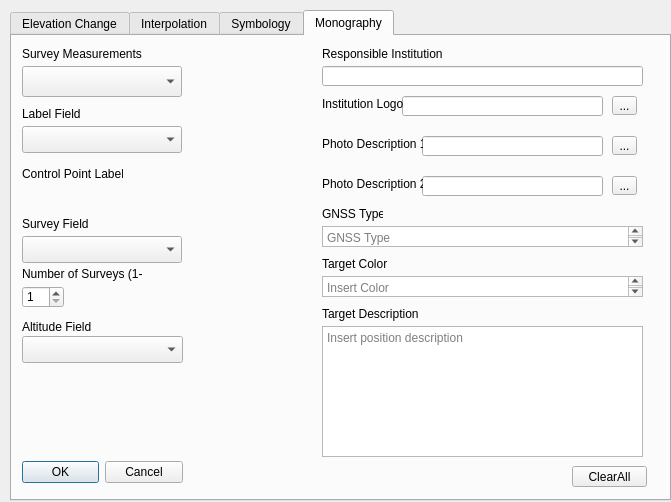
The window that raster_vol_test/raster_vol_test_dialog_base.ui (sfajardot/qgis-thesis) describes before a commit, drawn with Qt 5.
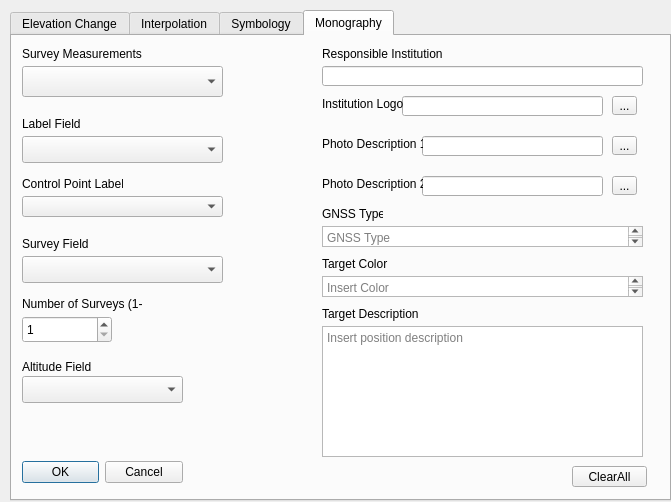
The same window after the commit. The open tabs and pages were chosen to show the change. Custom widgets are drawn as their Qt base class.

Commit message: Adjusted monography to get geometries. Added reprojecting to bounding box. Added calculate as volume to elevation  change

The edit to the form file:
```diff
--- a/raster_vol_test/raster_vol_test_dialog_base.ui
+++ b/raster_vol_test/raster_vol_test_dialog_base.ui
@@ -823,7 +823,7 @@
       <rect>
        <x>10</x>
        <y>30</y>
-       <width>160</width>
+       <width>201</width>
        <height>31</height>
       </rect>
      </property>
@@ -874,7 +874,7 @@
      <property name="geometry">
       <rect>
        <x>10</x>
-       <y>130</y>
+       <y>140</y>
        <width>101</width>
        <height>16</height>
       </rect>
@@ -985,7 +985,7 @@
      <property name="geometry">
       <rect>
        <x>10</x>
-       <y>230</y>
+       <y>260</y>
        <width>121</width>
        <height>16</height>
       </rect>
@@ -1112,7 +1112,7 @@
      <property name="geometry">
       <rect>
        <x>10</x>
-       <y>70</y>
+       <y>80</y>
        <width>101</width>
        <height>16</height>
       </rect>
@@ -1125,8 +1125,8 @@
      <property name="geometry">
       <rect>
        <x>10</x>
-       <y>90</y>
-       <width>160</width>
+       <y>100</y>
+       <width>201</width>
        <height>27</height>
       </rect>
      </property>
@@ -1135,7 +1135,7 @@
      <property name="geometry">
       <rect>
        <x>10</x>
-       <y>180</y>
+       <y>200</y>
        <width>101</width>
        <height>16</height>
       </rect>
@@ -1148,34 +1148,8 @@
      <property name="geometry">
       <rect>
        <x>10</x>
-       <y>200</y>
-       <width>160</width>
-       <height>27</height>
-      </rect>
-     </property>
-    </widget>
-    <widget class="QSpinBox" name="spbNumSrvy">
-     <property name="geometry">
-      <rect>
-       <x>10</x>
-       <y>250</y>
-       <width>42</width>
-       <height>22</height>
-      </rect>
-     </property>
-     <property name="minimum">
-      <number>1</number>
-     </property>
-     <property name="maximum">
-      <number>3</number>
-     </property>
-    </widget>
-    <widget class="QgsFeaturePickerWidget" name="cmbMonoFeat">
-     <property name="geometry">
-      <rect>
-       <x>10</x>
-       <y>150</y>
-       <width>161</width>
+       <y>220</y>
+       <width>201</width>
        <height>27</height>
       </rect>
      </property>
@@ -1184,7 +1158,7 @@
      <property name="geometry">
       <rect>
        <x>10</x>
-       <y>300</y>
+       <y>340</y>
        <width>161</width>
        <height>27</height>
       </rect>
@@ -1194,7 +1168,7 @@
      <property name="geometry">
       <rect>
        <x>10</x>
-       <y>280</y>
+       <y>320</y>
        <width>81</width>
        <height>21</height>
       </rect>
@@ -1203,6 +1177,35 @@
       <string>Altitude Field</string>
      </property>
     </widget>
+    <widget class="QgsSpinBox" name="spbNumSrvy">
+     <property name="geometry">
+      <rect>
+       <x>10</x>
+       <y>280</y>
+       <width>90</width>
+       <height>27</height>
+      </rect>
+     </property>
+     <property name="minimum">
+      <number>1</number>
+     </property>
+     <property name="maximum">
+      <number>3</number>
+     </property>
+    </widget>
+    <widget class="QComboBox" name="cmbMonoFeat">
+     <property name="geometry">
+      <rect>
+       <x>10</x>
+       <y>160</y>
+       <width>201</width>
+       <height>21</height>
+      </rect>
+     </property>
+     <property name="editable">
+      <bool>false</bool>
+     </property>
+    </widget>
    </widget>
   </widget>
  </widget>
@@ -1212,16 +1215,16 @@
    <extends>QDoubleSpinBox</extends>
    <header>qgsdoublespinbox.h</header>
   </customwidget>
-  <customwidget>
-   <class>QgsFeaturePickerWidget</class>
-   <extends>QWidget</extends>
-   <header>qgsfeaturepickerwidget.h</header>
-  </customwidget>
   <customwidget>
    <class>QgsFieldComboBox</class>
    <extends>QComboBox</extends>
    <header>qgsfieldcombobox.h</header>
   </customwidget>
+  <customwidget>
+   <class>QgsFieldExpressionWidget</class>
+   <extends>QWidget</extends>
+   <header>qgsfieldexpressionwidget.h</header>
+  </customwidget>
   <customwidget>
    <class>QgsMapLayerComboBox</class>
    <extends>QComboBox</extends>
```
Left out of the diff: 113 changed lines with no effect on the pictures. The commit also changes 2 other files.
